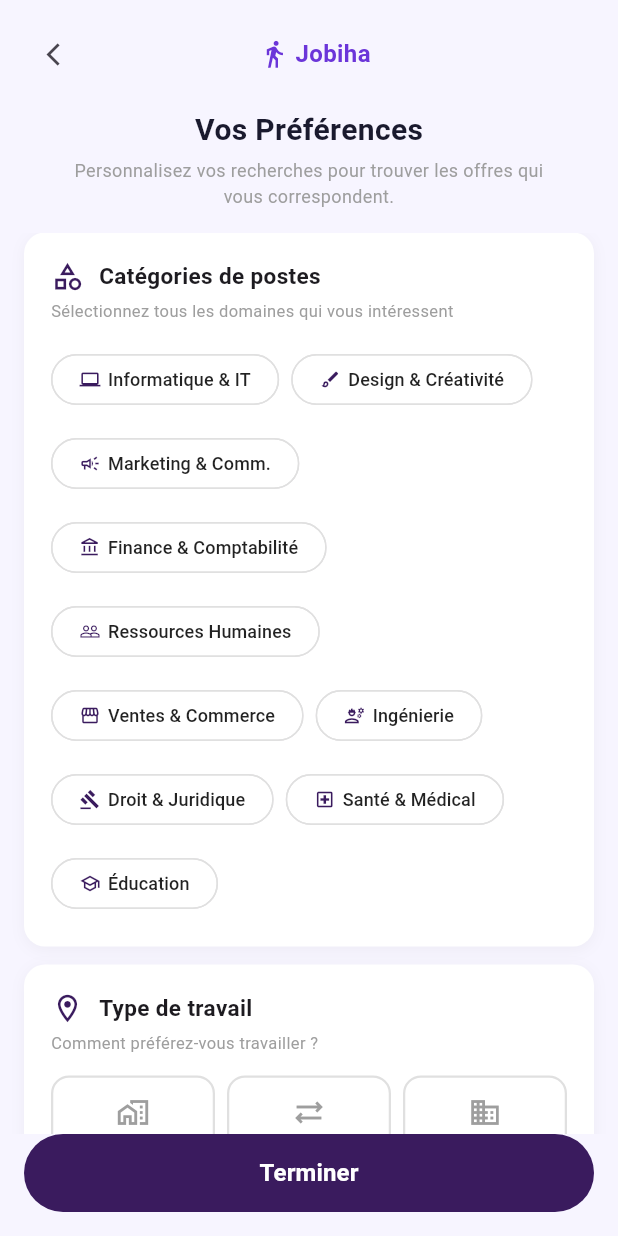
After one commit to Youcef-Mok/Pfe-Jobiha, a Flutter app: the PreferencesScreen screen opened directly, on a phone screen of 412 x 824 dp. The commit adds this screen. Run offline on Flutter 3.47's test engine with Material 3 defaults, Android fonts, the phone set to English and light mode, and no system bars; our stand-ins replace flutter_riverpod.

Commit message:
pulled auth folder from Feriel

```diff
--- /dev/null
+++ b/frontend/lib/features/auth/screens/preferences_screen.dart
@@ -0,0 +1,351 @@
+import 'package:flutter/material.dart';
+
+class PreferencesScreen extends StatefulWidget {
+  const PreferencesScreen({super.key});
+
+  @override
+  State<PreferencesScreen> createState() => _PreferencesScreenState();
+}
+
+class _PreferencesScreenState extends State<PreferencesScreen> {
+  // ── Constants ─────────────────────────────────────────────────────────────
+  static const Color _primary = Color(0xFF3A1B5E);
+  static const Color _accent  = Color(0xFF6B35D9);
+  static const Color _bg      = Color(0xFFF7F5FF);
+
+  // ── Job Categories ────────────────────────────────────────────────────────
+  final List<_Category> _categories = [
+    _Category('Informatique & IT',    Icons.computer_outlined),
+    _Category('Design & Créativité',  Icons.brush_outlined),
+    _Category('Marketing & Comm.',    Icons.campaign_outlined),
+    _Category('Finance & Comptabilité', Icons.account_balance_outlined),
+    _Category('Ressources Humaines',  Icons.people_outline),
+    _Category('Ventes & Commerce',    Icons.storefront_outlined),
+    _Category('Ingénierie',           Icons.engineering_outlined),
+    _Category('Droit & Juridique',    Icons.gavel_outlined),
+    _Category('Santé & Médical',      Icons.local_hospital_outlined),
+    _Category('Éducation',            Icons.school_outlined),
+  ];
+  final Set<String> _selectedCategories = {};
+
+  // ── Work Type ─────────────────────────────────────────────────────────────
+  String? _workType; // 'remote' | 'onsite' | 'hybrid'
+
+  // ── Cities ────────────────────────────────────────────────────────────────
+  final List<String> _cities = [
+    'Alger', 'Oran', 'Constantine', 'Annaba', 'Blida',
+    'Tlemcen', 'Sétif', 'Béjaïa', 'Tizi Ouzou', 'Batna',
+  ];
+  final Set<String> _selectedCities = {};
+
+  // ── Submit ────────────────────────────────────────────────────────────────
+  void _handleTerminer() {
+    // TODO: persist preferences & navigate to home / dashboard
+    Navigator.pushNamedAndRemoveUntil(context, '/welcome', (_) => false);
+  }
+
+  // ═════════════════════════════════════════════════════════════════════════
+  @override
+  Widget build(BuildContext context) {
+    return Scaffold(
+      backgroundColor: _bg,
+      body: SafeArea(
+        child: Column(
+          children: [
+            // ── Top bar ────────────────────────────────────────────────────
+            Padding(
+              padding: const EdgeInsets.symmetric(horizontal: 16, vertical: 12),
+              child: Row(
+                children: [
+                  IconButton(
+                    icon: const Icon(Icons.arrow_back_ios, size: 18),
+                    onPressed: () => Navigator.pop(context),
+                    padding: EdgeInsets.zero,
+                  ),
+                  const Spacer(),
+                  Row(children: [
+                    Icon(Icons.directions_walk, color: _accent, size: 20),
+                    const SizedBox(width: 4),
+                    Text('Jobiha',
+                        style: TextStyle(
+                            color: _accent,
+                            fontWeight: FontWeight.bold,
+                            fontSize: 16)),
+                  ]),
+                  const Spacer(),
+                  const SizedBox(width: 40),
+                ],
+              ),
+            ),
+
+            // ── Title ─────────────────────────────────────────────────────
+            const Text(
+              'Vos Préférences',
+              style: TextStyle(
+                  fontSize: 20,
+                  fontWeight: FontWeight.bold,
+                  color: Color(0xFF1A1A2E)),
+            ),
+            const SizedBox(height: 4),
+            const Padding(
+              padding: EdgeInsets.symmetric(horizontal: 40),
+              child: Text(
+                'Personnalisez vos recherches pour trouver les offres qui vous correspondent.',
+                textAlign: TextAlign.center,
+                style: TextStyle(fontSize: 12, color: Colors.grey),
+              ),
+            ),
+            const SizedBox(height: 16),
+
+            // ── Scrollable content ─────────────────────────────────────────
+            Expanded(
+              child: ListView(
+                padding: const EdgeInsets.symmetric(horizontal: 16),
+                children: [
+                  // ── 1. Job Categories ──────────────────────────────────
+                  _buildCard(
+                    icon: Icons.category_outlined,
+                    title: 'Catégories de postes',
+                    subtitle: 'Sélectionnez tous les domaines qui vous intéressent',
+                    child: Wrap(
+                      spacing: 8,
+                      runSpacing: 8,
+                      children: _categories.map((cat) {
+                        final selected = _selectedCategories.contains(cat.label);
+                        return FilterChip(
+                          label: Row(
+                            mainAxisSize: MainAxisSize.min,
+                            children: [
+                              Icon(cat.icon,
+                                  size: 14,
+                                  color: selected ? Colors.white : _primary),
+                              const SizedBox(width: 5),
+                              Text(cat.label,
+                                  style: TextStyle(
+                                      fontSize: 12,
+                                      fontWeight: FontWeight.w500,
+                                      color: selected ? Colors.white : Colors.black87)),
+                            ],
+                          ),
+                          selected: selected,
+                          onSelected: (_) => setState(() {
+                            if (selected) {
+                              _selectedCategories.remove(cat.label);
+                            } else {
+                              _selectedCategories.add(cat.label);
+                            }
+                          }),
+                          selectedColor: _primary,
+                          backgroundColor: Colors.white,
+                          checkmarkColor: Colors.transparent,
+                          showCheckmark: false,
+                          side: BorderSide(
+                              color: selected ? _primary : Colors.grey.shade300),
+                          shape: RoundedRectangleBorder(
+                              borderRadius: BorderRadius.circular(20)),
+                          padding: const EdgeInsets.symmetric(horizontal: 10, vertical: 6),
+                        );
+                      }).toList(),
+                    ),
+                  ),
+
+                  const SizedBox(height: 12),
+
+                  // ── 2. Work Type ───────────────────────────────────────
+                  _buildCard(
+                    icon: Icons.location_on_outlined,
+                    title: 'Type de travail',
+                    subtitle: 'Comment préférez-vous travailler ?',
+                    child: Row(
+                      children: [
+                        _workTypeChip(
+                          value: 'remote',
+                          label: 'Télétravail',
+                          icon: Icons.home_work_outlined,
+                        ),
+                        const SizedBox(width: 8),
+                        _workTypeChip(
+                          value: 'hybrid',
+                          label: 'Hybride',
+                          icon: Icons.sync_alt_outlined,
+                        ),
+                        const SizedBox(width: 8),
+                        _workTypeChip(
+                          value: 'onsite',
+                          label: 'Présentiel',
+                          icon: Icons.business_outlined,
+                        ),
+                      ],
+                    ),
+                  ),
+
+                  const SizedBox(height: 12),
+
+                  // ── 3. Preferred Cities ────────────────────────────────
+                  _buildCard(
+                    icon: Icons.apartment_outlined,
+                    title: 'Villes préférées',
+                    subtitle: 'Choisissez dans quelles villes vous souhaitez travailler',
+                    child: Wrap(
+                      spacing: 8,
+                      runSpacing: 8,
+                      children: _cities.map((city) {
+                        final selected = _selectedCities.contains(city);
+                        return ChoiceChip(
+                          label: Text(
+                            city,
+                            style: TextStyle(
+                                fontSize: 12,
+                                fontWeight: FontWeight.w500,
+                                color: selected ? Colors.white : Colors.black87),
+                          ),
+                          selected: selected,
+                          onSelected: (_) => setState(() {
+                            if (selected) {
+                              _selectedCities.remove(city);
+                            } else {
+                              _selectedCities.add(city);
+                            }
+                          }),
+                          selectedColor: _accent,
+                          backgroundColor: Colors.white,
+                          checkmarkColor: Colors.transparent,
+                          showCheckmark: false,
+                          side: BorderSide(
+                              color: selected ? _accent : Colors.grey.shade300),
+                          shape: RoundedRectangleBorder(
+                              borderRadius: BorderRadius.circular(20)),
+                          padding: const EdgeInsets.symmetric(horizontal: 10, vertical: 6),
+                        );
+                      }).toList(),
+                    ),
+                  ),
+
+                  const SizedBox(height: 24),
+                ],
+              ),
+            ),
+
+            // ── Terminer button ────────────────────────────────────────────
+            Padding(
+              padding: const EdgeInsets.fromLTRB(16, 0, 16, 16),
+              child: SizedBox(
+                width: double.infinity,
+                height: 52,
+                child: ElevatedButton(
+                  onPressed: _handleTerminer,
+                  style: ElevatedButton.styleFrom(
+                    backgroundColor: _primary,
+                    foregroundColor: Colors.white,
+                    shape: RoundedRectangleBorder(
+                        borderRadius: BorderRadius.circular(30)),
+                    elevation: 0,
+                  ),
+                  child: const Text('Terminer',
+                      style: TextStyle(fontSize: 16, fontWeight: FontWeight.w600)),
+                ),
+              ),
+            ),
+          ],
+        ),
+      ),
+    );
+  }
+
+  // ── Work type choice chip ─────────────────────────────────────────────────
+  Widget _workTypeChip({
+    required String value,
+    required String label,
+    required IconData icon,
+  }) {
+    final selected = _workType == value;
+    return Expanded(
+      child: GestureDetector(
+        onTap: () => setState(() => _workType = selected ? null : value),
+        child: AnimatedContainer(
+          duration: const Duration(milliseconds: 200),
+          padding: const EdgeInsets.symmetric(vertical: 12),
+          decoration: BoxDecoration(
+            color: selected ? _primary : Colors.white,
+            borderRadius: BorderRadius.circular(12),
+            border: Border.all(
+                color: selected ? _primary : Colors.grey.shade300, width: 1.5),
+            boxShadow: selected
+                ? [
+                    BoxShadow(
+                        color: _primary.withValues(alpha: 0.25),
+                        blurRadius: 8,
+                        offset: const Offset(0, 3))
+                  ]
+                : [],
+          ),
+          child: Column(
+            mainAxisSize: MainAxisSize.min,
+            children: [
+              Icon(icon,
+                  size: 22, color: selected ? Colors.white : Colors.grey),
+              const SizedBox(height: 6),
+              Text(label,
+                  textAlign: TextAlign.center,
+                  style: TextStyle(
+                      fontSize: 11,
+                      fontWeight: FontWeight.w600,
+                      color: selected ? Colors.white : Colors.black87)),
+            ],
+          ),
+        ),
+      ),
+    );
+  }
+
+  // ── Section card wrapper ──────────────────────────────────────────────────
+  Widget _buildCard({
+    required IconData icon,
+    required String title,
+    required String subtitle,
+    required Widget child,
+  }) {
+    return Container(
+      decoration: BoxDecoration(
+        color: Colors.white,
+        borderRadius: BorderRadius.circular(14),
+        boxShadow: [
+          BoxShadow(
+              color: Colors.black.withValues(alpha: 0.04),
+              blurRadius: 8,
+              offset: const Offset(0, 2))
+        ],
+      ),
+      padding: const EdgeInsets.all(18),
+      child: Column(
+        crossAxisAlignment: CrossAxisAlignment.start,
+        children: [
+          // Card header
+          Row(
+            children: [
+              Icon(icon, color: _primary, size: 22),
+              const SizedBox(width: 10),
+              Expanded(
+                child: Text(title,
+                    style: const TextStyle(
+                        fontSize: 15, fontWeight: FontWeight.w600)),
+              ),
+            ],
+          ),
+          const SizedBox(height: 4),
+          Text(subtitle,
+              style: const TextStyle(fontSize: 11, color: Colors.grey)),
+          const SizedBox(height: 14),
+          child,
+        ],
+      ),
+    );
+  }
+}
+
+// ── Data class ────────────────────────────────────────────────────────────
+class _Category {
+  final String label;
+  final IconData icon;
+  const _Category(this.label, this.icon);
+}
--- a/frontend/lib/features/auth/screens/signup_form_screen.dart
+++ b/frontend/lib/features/auth/screens/signup_form_screen.dart
@@ -1,4 +1,5 @@
 import 'package:flutter/material.dart';
+import '../widgets/social_login_button.dart';
 
 class SignupFormScreen extends StatefulWidget {
   const SignupFormScreen({super.key});
--- a/frontend/lib/features/auth/screens/signup_profile_screen.dart
+++ b/frontend/lib/features/auth/screens/signup_profile_screen.dart
@@ -600,7 +600,7 @@ class _SignupProfileScreenState extends State<SignupProfileScreen> {
                 width: double.infinity,
                 height: 52,
                 child: ElevatedButton(
-                  onPressed: () {},
+                  onPressed: () => Navigator.pushNamed(context, '/preferences'),
                   style: ElevatedButton.styleFrom(
                     backgroundColor: primaryColor,
                     foregroundColor: Colors.white,
```
